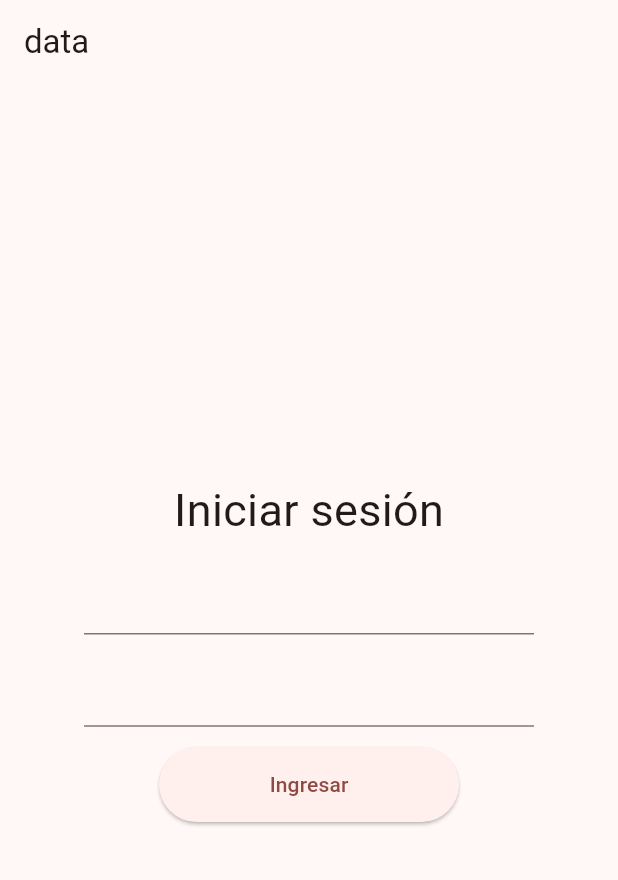
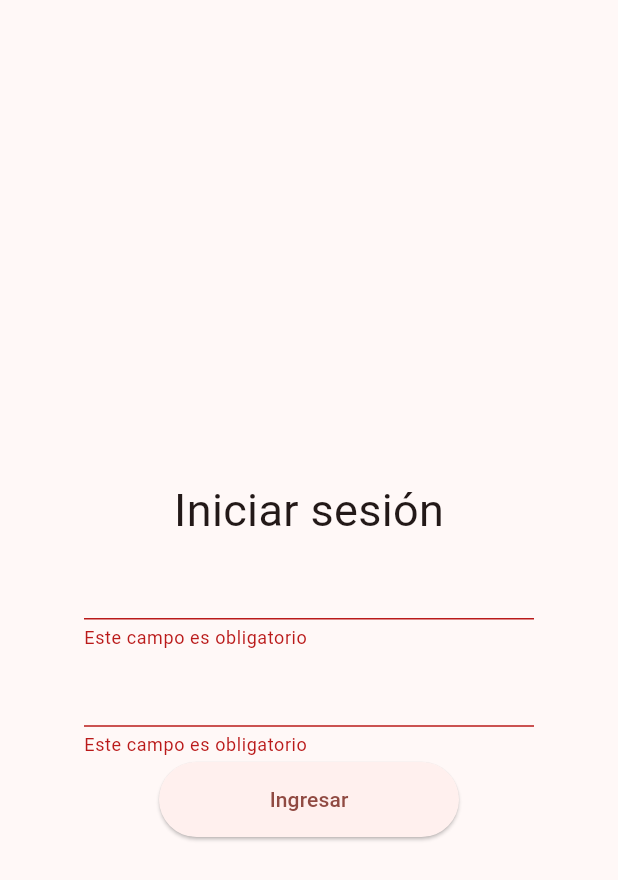
Before and after one commit to EliecerUJob/login-flutter, a Flutter app: the screen it shows after launch, after a tap on "Ingresar", on a phone screen of 412 x 824 dp. Shown: the top 880 px of the screen. Run offline on Flutter 3.47's test engine with Material 3 defaults, Android fonts, the phone set to English and light mode, and no system bars; our stand-ins replace firebase_auth, firebase_core; accounts and stored records are empty.

Commit message:
Login funcionando

```diff
--- a/lib/main.dart
+++ b/lib/main.dart
@@ -1,7 +1,15 @@
+import 'package:firebase_core/firebase_core.dart';
 import 'package:flutter/material.dart';
+import 'package:loginfirebase/firebase_options.dart';
 
-void main() {
+import 'views/Login_View.dart';
+
+Future<void> main() async {
+  WidgetsFlutterBinding.ensureInitialized();
   runApp(const MyApp());
+  await Firebase.initializeApp(
+    options: DefaultFirebaseOptions.currentPlatform,
+  );
 }
 
 class MyApp extends StatelessWidget {
@@ -21,46 +29,3 @@ class MyApp extends StatelessWidget {
     );
   }
 }
-
-class LoginView extends StatelessWidget {
-  const LoginView({super.key});
-
-  @override
-  Widget build(BuildContext context) {
-    return Scaffold(
-      appBar: AppBar(
-        title: const Text(
-          "data",
-        ),
-      ),
-      body: Center(
-        child: Column(
-          mainAxisAlignment: MainAxisAlignment.center,
-          children: [
-            const Text(
-              "Iniciar sesión",
-              style: TextStyle(fontSize: 30),
-            ),
-            SizedBox(
-              width: 300,
-              height: 200,
-              child: Form(
-                  child: Column(
-                mainAxisAlignment: MainAxisAlignment.spaceEvenly,
-                children: [
-                  TextFormField(),
-                  TextFormField(),
-                  ElevatedButton(
-                      style: const ButtonStyle(
-                          fixedSize: MaterialStatePropertyAll(Size(200, 50))),
-                      onPressed: () {},
-                      child: const Text("Ingresar"))
-                ],
-              )),
-            )
-          ],
-        ),
-      ),
-    );
-  }
-}
--- /dev/null
+++ b/lib/views/Login_View.dart
@@ -0,0 +1,32 @@
+// ignore_for_file: file_names
+
+import 'package:flutter/material.dart';
+
+import 'widgets/form_widget.dart';
+
+class LoginView extends StatelessWidget {
+  const LoginView({super.key});
+
+  @override
+  Widget build(BuildContext context) {
+    return Scaffold(
+      appBar: AppBar(),
+      body: const Center(
+        child: Column(
+          mainAxisAlignment: MainAxisAlignment.center,
+          children: [
+            Text(
+              "Iniciar sesión",
+              style: TextStyle(fontSize: 30),
+            ),
+            SizedBox(
+              width: 300,
+              height: 200,
+              child: FormWidget(),
+            )
+          ],
+        ),
+      ),
+    );
+  }
+}
--- /dev/null
+++ b/lib/views/widgets/form_widget.dart
@@ -0,0 +1,90 @@
+// ignore_for_file: file_names, use_build_context_synchronously
+
+import 'package:firebase_auth/firebase_auth.dart';
+import 'package:flutter/material.dart';
+
+import '../Home_View.dart';
+
+class FormWidget extends StatefulWidget {
+  const FormWidget({
+    super.key,
+  });
+
+  @override
+  State<FormWidget> createState() => _FormWidgetState();
+}
+
+class _FormWidgetState extends State<FormWidget> {
+  late String email, password;
+  final _formKey = GlobalKey<FormState>();
+
+  @override
+  Widget build(BuildContext context) {
+    return Form(
+        key: _formKey,
+        child: Column(
+          mainAxisAlignment: MainAxisAlignment.spaceEvenly,
+          children: [
+            TextFormField(
+              keyboardType: TextInputType.emailAddress,
+              onSaved: (String? value) {
+                email = value!;
+              },
+              validator: (value) {
+                if (value!.isEmpty) {
+                  return "Este campo es obligatorio";
+                }
+                return null;
+              },
+            ),
+            TextFormField(
+              obscureText: true,
+              validator: (value) {
+                if (value!.isEmpty) {
+                  return "Este campo es obligatorio";
+                }
+                return null;
+              },
+              onSaved: (String? value) {
+                password = value!;
+              },
+            ),
+            ElevatedButton(
+                style: const ButtonStyle(
+                    fixedSize: MaterialStatePropertyAll(Size(200, 50))),
+                onPressed: () async {
+                  if (_formKey.currentState!.validate()) {
+                    _formKey.currentState?.save();
+                    UserCredential? credential = await login(email, password);
+                    if (credential != null) {
+                      if (credential.user != null) {
+                        // if (credential.user!.emailVerified) {
+                        Navigator.pushAndRemoveUntil(
+                            context,
+                            MaterialPageRoute(
+                              builder: (context) => const HomeView(),
+                            ),
+                            (Route<dynamic> route) => false);
+                        // }
+                        //  else {}
+                      }
+                    }
+                  }
+                },
+                child: const Text("Ingresar"))
+          ],
+        ));
+  }
+
+  Future<UserCredential?> login(String email, String password) async {
+    try {
+      UserCredential credential = await FirebaseAuth.instance
+          .signInWithEmailAndPassword(email: email, password: password);
+      return credential;
+    } on FirebaseAuthException catch (e) {
+      if (e.code == 'user-not-found') {}
+      if (e.code == 'wrong-password') {}
+    }
+    return null;
+  }
+}
--- a/pubspec.yaml
+++ b/pubspec.yaml
@@ -36,6 +36,8 @@ dependencies:
   # Use with the CupertinoIcons class for iOS style icons.
   cupertino_icons: ^1.0.2
   get: ^4.6.6
+  firebase_core: ^2.24.2
+  firebase_auth: ^4.15.3
 
 dev_dependencies:
   flutter_test:
```
Also changed, not shown: lib/views/Home_View.dart (added, +19 -0 lines), lib/firebase_options.dart (added), pubspec.lock, 10 other files.
